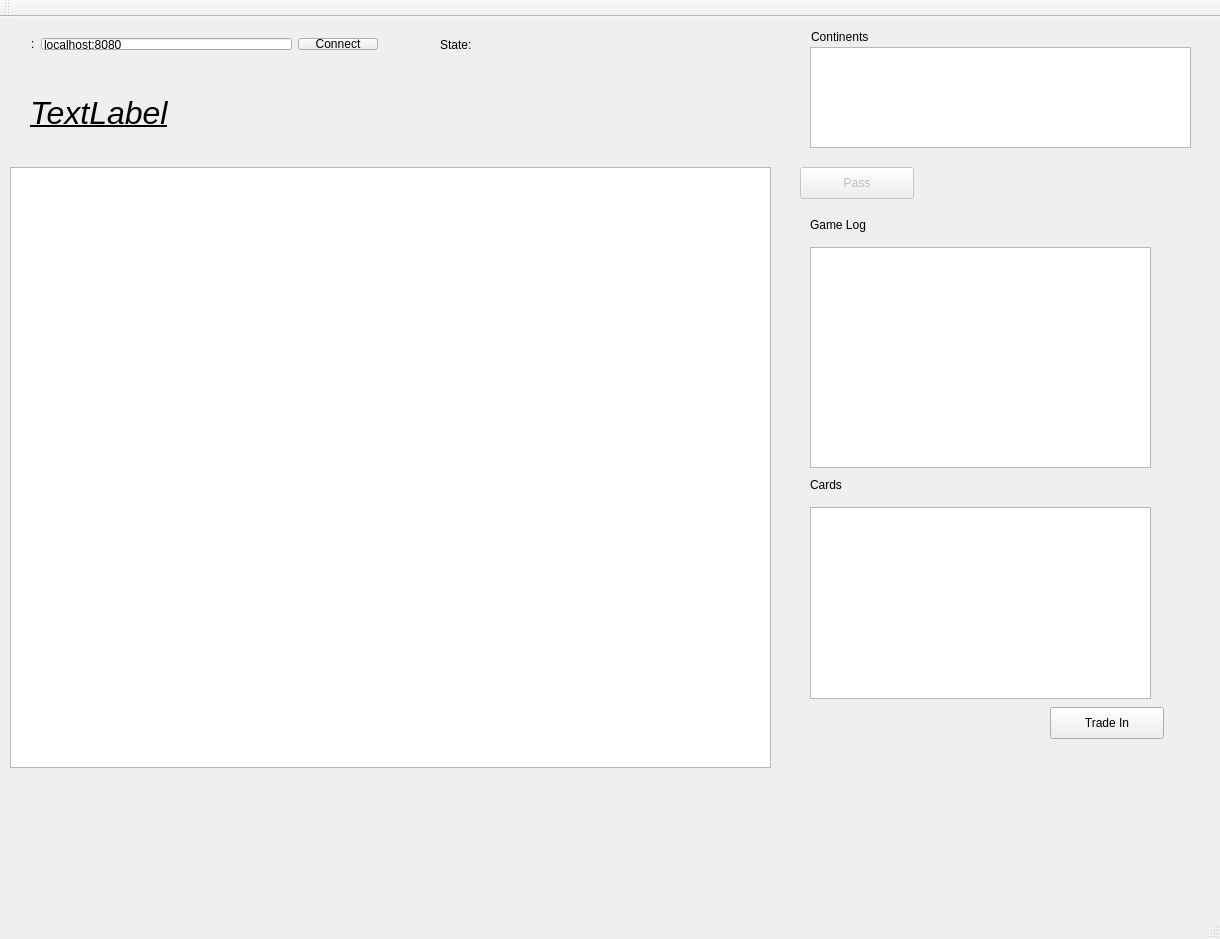
First picture: the form in src/python/desktopGUI/DesktupClientGUI/mainwindow.ui, repository mkhasseb/ceng498pyrisk, before the edit.
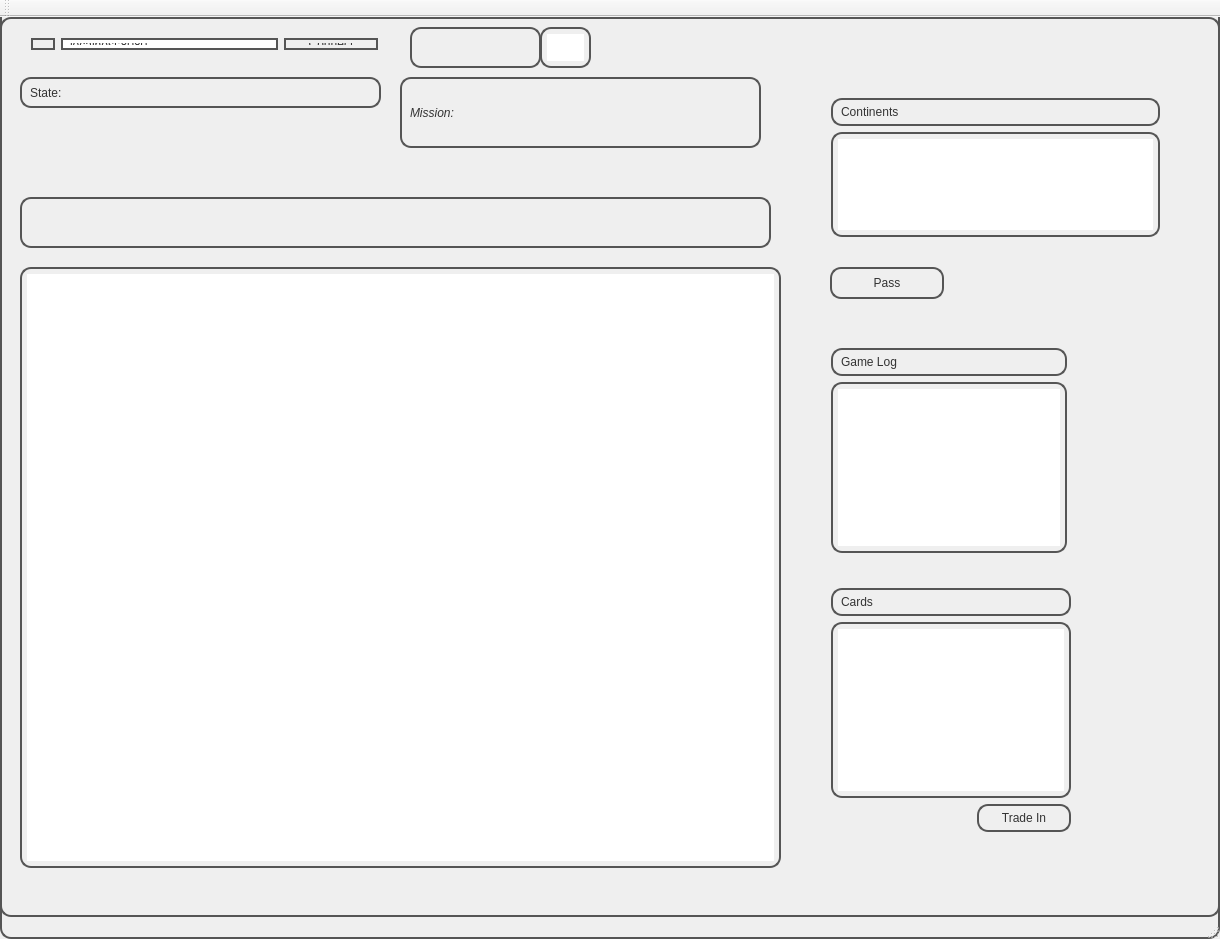
Second picture: the form after the edit.

```diff
--- a/src/python/desktopGUI/DesktupClientGUI/mainwindow.ui
+++ b/src/python/desktopGUI/DesktupClientGUI/mainwindow.ui
@@ -2,6 +2,9 @@
 <ui version="4.0">
  <class>MainWindow</class>
  <widget class="QMainWindow" name="MainWindow">
+  <property name="enabled">
+   <bool>true</bool>
+  </property>
   <property name="geometry">
    <rect>
     <x>0</x>
@@ -13,25 +16,89 @@
   <property name="windowTitle">
    <string>MainWindow</string>
   </property>
+  <property name="styleSheet">
+   <string notr="true">QPushButton {
+color: #333;
+border: 2px solid #555;
+border-radius: 11px;
+padding: 5px;
+background: qradialgradient(cx: 0.3, cy: -0.4,
+fx: 0.3, fy: -0.4,
+radius: 1.35, stop: 0 #fff, stop: 1 #888);
+min-width: 80px;
+}
+
+QPushButton:hover {
+background: qradialgradient(cx: 0.3, cy: -0.4,
+fx: 0.3, fy: -0.4,
+radius: 1.35, stop: 0 #fff, stop: 1 #bbb);
+}
+
+QPushButton:pressed {
+background: qradialgradient(cx: 0.4, cy: -0.1,
+fx: 0.4, fy: -0.1,
+radius: 1.35, stop: 0 #fff, stop: 1 #ddd);
+}
+
+QPushButton:disabled {
+color: #333;
+border: 2px solid #555;
+border-radius: 11px;
+background: qradialgradient(cx: 0.3, cy: -0.4,
+fx: 0.3, fy: -0.4,
+radius: 1.35, stop: 0 #888, stop: 1 #888);
+}
+
+QMainWindow, #centralWidget, QListWidget, QLabel, QPlainTextEdit, QComboBox, QMessageBox, QInputDialog, QPlainTextEdit::handle {
+ color: #333;
+border: 2px solid #555;
+border-radius: 11px;
+padding: 5px;
+background: qradialgradient(cx: 0.3, cy: -0.4,
+fx: 0.3, fy: -0.4,
+radius: 1.35, stop: 0 #fff, stop: 1 #888);
+}
+
+QSpinBox {
+ color: #333;
+padding: 5px;
+background: qradialgradient(cx: 0.3, cy: -0.4,
+fx: 0.3, fy: -0.4,
+radius: 1.35, stop: 0 #fff, stop: 1 #888);
+}
+QGraphicsView, QLineEdit {
+	 color: #333;
+border: 2px solid #555;
+border-radius: 11px;
+padding: 5px;
+
+}</string>
+  </property>
   <widget class="QWidget" name="centralWidget">
+   <property name="styleSheet">
+    <string notr="true"/>
+   </property>
    <widget class="QGraphicsView" name="mapView">
     <property name="geometry">
      <rect>
-      <x>10</x>
-      <y>150</y>
+      <x>20</x>
+      <y>250</y>
       <width>761</width>
       <height>601</height>
      </rect>
     </property>
+    <property name="styleSheet">
+     <string notr="true">color: rgb(255, 255, 255);</string>
+    </property>
    </widget>
    <widget class="QPushButton" name="passButton">
     <property name="enabled">
-     <bool>false</bool>
+     <bool>true</bool>
     </property>
     <property name="geometry">
      <rect>
-      <x>800</x>
-      <y>150</y>
+      <x>830</x>
+      <y>250</y>
       <width>114</width>
       <height>32</height>
      </rect>
@@ -40,35 +107,12 @@
      <string>Pass</string>
     </property>
    </widget>
-   <widget class="QPlainTextEdit" name="gameLog">
-    <property name="geometry">
-     <rect>
-      <x>810</x>
-      <y>230</y>
-      <width>341</width>
-      <height>221</height>
-     </rect>
-    </property>
-   </widget>
-   <widget class="QLabel" name="label_2">
-    <property name="geometry">
-     <rect>
-      <x>810</x>
-      <y>200</y>
-      <width>71</width>
-      <height>16</height>
-     </rect>
-    </property>
-    <property name="text">
-     <string>Game Log</string>
-    </property>
-   </widget>
    <widget class="QLabel" name="label_3">
     <property name="geometry">
      <rect>
-      <x>30</x>
-      <y>70</y>
-      <width>721</width>
+      <x>20</x>
+      <y>180</y>
+      <width>751</width>
       <height>51</height>
      </rect>
     </property>
@@ -81,85 +125,23 @@
      </font>
     </property>
     <property name="text">
-     <string>TextLabel</string>
-    </property>
-   </widget>
-   <widget class="QListWidget" name="cardList">
-    <property name="geometry">
-     <rect>
-      <x>810</x>
-      <y>490</y>
-      <width>341</width>
-      <height>192</height>
-     </rect>
-    </property>
-    <property name="selectionMode">
-     <enum>QAbstractItemView::MultiSelection</enum>
-    </property>
-   </widget>
-   <widget class="QLabel" name="label_4">
-    <property name="geometry">
-     <rect>
-      <x>810</x>
-      <y>460</y>
-      <width>62</width>
-      <height>16</height>
-     </rect>
-    </property>
-    <property name="text">
-     <string>Cards</string>
-    </property>
-   </widget>
-   <widget class="QPushButton" name="tradeButton">
-    <property name="geometry">
-     <rect>
-      <x>1050</x>
-      <y>690</y>
-      <width>114</width>
-      <height>32</height>
-     </rect>
-    </property>
-    <property name="text">
-     <string>Trade In</string>
-    </property>
-   </widget>
-   <widget class="QListWidget" name="contList">
-    <property name="geometry">
-     <rect>
-      <x>810</x>
-      <y>30</y>
-      <width>381</width>
-      <height>101</height>
-     </rect>
-    </property>
-   </widget>
-   <widget class="QLabel" name="label_5">
-    <property name="geometry">
-     <rect>
-      <x>811</x>
-      <y>10</y>
-      <width>71</width>
-      <height>20</height>
-     </rect>
-    </property>
-    <property name="text">
-     <string>Continents</string>
+     <string/>
     </property>
    </widget>
    <widget class="QLabel" name="stateLabel">
     <property name="geometry">
      <rect>
-      <x>440</x>
-      <y>20</y>
-      <width>191</width>
-      <height>16</height>
+      <x>20</x>
+      <y>60</y>
+      <width>361</width>
+      <height>31</height>
      </rect>
     </property>
     <property name="text">
      <string>State:</string>
     </property>
    </widget>
-   <widget class="QWidget" name="">
+   <widget class="QWidget" name="layoutWidget">
     <property name="geometry">
      <rect>
       <x>20</x>
@@ -185,6 +167,12 @@
      </item>
      <item>
       <widget class="QPushButton" name="connectButton">
+       <property name="enabled">
+        <bool>true</bool>
+       </property>
+       <property name="styleSheet">
+        <string notr="true"/>
+       </property>
        <property name="text">
         <string>Connect</string>
        </property>
@@ -192,6 +180,172 @@
      </item>
     </layout>
    </widget>
+   <widget class="QLabel" name="playerLabel">
+    <property name="geometry">
+     <rect>
+      <x>410</x>
+      <y>10</y>
+      <width>131</width>
+      <height>41</height>
+     </rect>
+    </property>
+    <property name="font">
+     <font>
+      <family>Arial</family>
+      <pointsize>20</pointsize>
+     </font>
+    </property>
+    <property name="text">
+     <string/>
+    </property>
+   </widget>
+   <widget class="QGraphicsView" name="playerView">
+    <property name="geometry">
+     <rect>
+      <x>540</x>
+      <y>10</y>
+      <width>51</width>
+      <height>41</height>
+     </rect>
+    </property>
+    <property name="verticalScrollBarPolicy">
+     <enum>Qt::ScrollBarAlwaysOff</enum>
+    </property>
+    <property name="horizontalScrollBarPolicy">
+     <enum>Qt::ScrollBarAlwaysOff</enum>
+    </property>
+   </widget>
+   <widget class="QLabel" name="missionLabel">
+    <property name="geometry">
+     <rect>
+      <x>400</x>
+      <y>60</y>
+      <width>361</width>
+      <height>71</height>
+     </rect>
+    </property>
+    <property name="font">
+     <font>
+      <family>Arial</family>
+      <pointsize>9</pointsize>
+      <italic>true</italic>
+     </font>
+    </property>
+    <property name="lineWidth">
+     <number>1</number>
+    </property>
+    <property name="text">
+     <string>Mission: </string>
+    </property>
+    <property name="wordWrap">
+     <bool>true</bool>
+    </property>
+   </widget>
+   <widget class="QWidget" name="">
+    <property name="geometry">
+     <rect>
+      <x>820</x>
+      <y>560</y>
+      <width>262</width>
+      <height>266</height>
+     </rect>
+    </property>
+    <layout class="QVBoxLayout" name="verticalLayout_4">
+     <item>
+      <layout class="QVBoxLayout" name="verticalLayout_3">
+       <item>
+        <layout class="QVBoxLayout" name="verticalLayout_2">
+         <item>
+          <widget class="QLabel" name="label_4">
+           <property name="text">
+            <string>Cards</string>
+           </property>
+          </widget>
+         </item>
+         <item>
+          <widget class="QListWidget" name="cardList">
+           <property name="selectionMode">
+            <enum>QAbstractItemView::MultiSelection</enum>
+           </property>
+          </widget>
+         </item>
+        </layout>
+       </item>
+      </layout>
+     </item>
+     <item>
+      <layout class="QHBoxLayout" name="horizontalLayout_2">
+       <item>
+        <spacer name="horizontalSpacer">
+         <property name="orientation">
+          <enum>Qt::Horizontal</enum>
+         </property>
+         <property name="sizeHint" stdset="0">
+          <size>
+           <width>108</width>
+           <height>20</height>
+          </size>
+         </property>
+        </spacer>
+       </item>
+       <item>
+        <widget class="QPushButton" name="tradeButton">
+         <property name="enabled">
+          <bool>false</bool>
+         </property>
+         <property name="text">
+          <string>Trade In</string>
+         </property>
+        </widget>
+       </item>
+      </layout>
+     </item>
+    </layout>
+   </widget>
+   <widget class="QWidget" name="">
+    <property name="geometry">
+     <rect>
+      <x>820</x>
+      <y>320</y>
+      <width>258</width>
+      <height>227</height>
+     </rect>
+    </property>
+    <layout class="QVBoxLayout" name="verticalLayout">
+     <item>
+      <widget class="QLabel" name="label_2">
+       <property name="text">
+        <string>Game Log</string>
+       </property>
+      </widget>
+     </item>
+     <item>
+      <widget class="QPlainTextEdit" name="gameLog"/>
+     </item>
+    </layout>
+   </widget>
+   <widget class="QWidget" name="">
+    <property name="geometry">
+     <rect>
+      <x>820</x>
+      <y>70</y>
+      <width>351</width>
+      <height>161</height>
+     </rect>
+    </property>
+    <layout class="QVBoxLayout" name="verticalLayout_5">
+     <item>
+      <widget class="QLabel" name="label_5">
+       <property name="text">
+        <string>Continents</string>
+       </property>
+      </widget>
+     </item>
+     <item>
+      <widget class="QListWidget" name="contList"/>
+     </item>
+    </layout>
+   </widget>
   </widget>
   <widget class="QMenuBar" name="menuBar">
    <property name="geometry">
```
Left out of the diff: 109 changed lines with no effect on the pictures.
